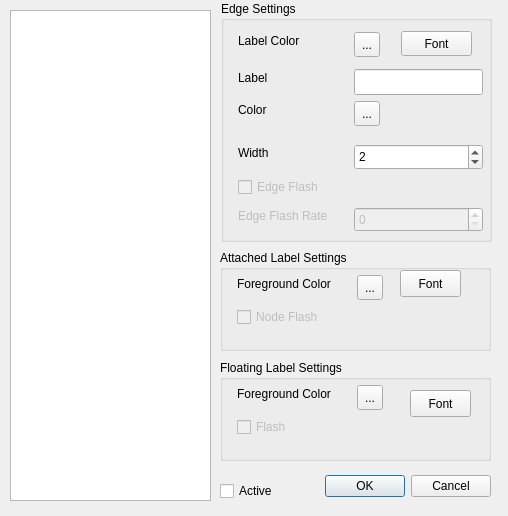
This is src/clients/legacyWatcher/layerConfigurationDialog.ui in glawler/watcher-visualization as Qt 5 draws it before an edit. The edited form follows.
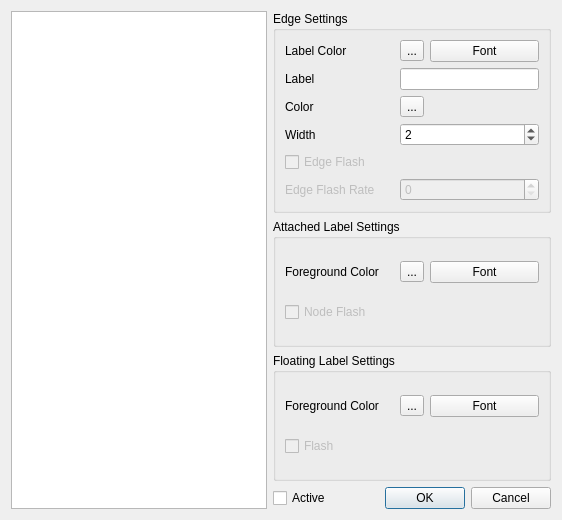
This is the edited form. Icons and pictures are not drawn.

Commit message: handle resizing dialogs better.

What changed in the file:
```diff
--- a/src/clients/legacyWatcher/layerConfigurationDialog.ui
+++ b/src/clients/legacyWatcher/layerConfigurationDialog.ui
@@ -6,8 +6,8 @@
    <rect>
     <x>0</x>
     <y>0</y>
-    <width>508</width>
-    <height>516</height>
+    <width>562</width>
+    <height>520</height>
    </rect>
   </property>
   <property name="sizePolicy">
@@ -23,44 +23,9 @@
    <iconset resource="watcherResources.qrc">
     <normaloff>:/icons/resources/watcher.png</normaloff>:/icons/resources/watcher.png</iconset>
   </property>
-  <widget class="QDialogButtonBox" name="buttonBox">
-   <property name="geometry">
-    <rect>
-     <x>320</x>
-     <y>470</y>
-     <width>171</width>
-     <height>32</height>
-    </rect>
-   </property>
-   <property name="orientation">
-    <enum>Qt::Horizontal</enum>
-   </property>
-   <property name="standardButtons">
-    <set>QDialogButtonBox::Cancel|QDialogButtonBox::Ok</set>
-   </property>
-  </widget>
-  <widget class="QCheckBox" name="layerActiveCheckBox">
-   <property name="geometry">
-    <rect>
-     <x>220</x>
-     <y>480</y>
-     <width>81</width>
-     <height>22</height>
-    </rect>
-   </property>
-   <property name="text">
-    <string>Active</string>
-   </property>
-  </widget>
+  <layout class="QGridLayout" name="gridLayout_3">
+   <item row="0" column="0" rowspan="4">
   <widget class="QListWidget" name="layerListWidget">
-   <property name="geometry">
-    <rect>
-     <x>10</x>
-     <y>10</y>
-     <width>201</width>
-     <height>491</height>
-    </rect>
-   </property>
    <property name="frameShape">
     <enum>QFrame::StyledPanel</enum>
    </property>
@@ -71,40 +36,22 @@
     <bool>false</bool>
    </property>
   </widget>
+   </item>
+   <item row="0" column="1" colspan="2">
   <widget class="QGroupBox" name="edgeGroupBox">
-   <property name="geometry">
-    <rect>
-     <x>221</x>
-     <y>1</y>
-     <width>271</width>
-     <height>241</height>
-    </rect>
-   </property>
    <property name="title">
     <string>Edge Settings</string>
    </property>
+     <layout class="QGridLayout" name="gridLayout_6">
+      <item row="0" column="0">
    <widget class="QLabel" name="edgeLabelColorLabel">
-    <property name="geometry">
-     <rect>
-      <x>17</x>
-      <y>31</y>
-      <width>75</width>
-      <height>17</height>
-     </rect>
-    </property>
     <property name="text">
      <string>Label Color</string>
     </property>
    </widget>
+      </item>
+      <item row="0" column="1">
    <widget class="QToolButton" name="edgeLabelColorButton">
-    <property name="geometry">
-     <rect>
-      <x>133</x>
-      <y>31</y>
-      <width>26</width>
-      <height>25</height>
-     </rect>
-    </property>
     <property name="styleSheet">
      <string notr="true"/>
     </property>
@@ -112,28 +59,40 @@
      <string>...</string>
     </property>
    </widget>
+      </item>
+      <item row="0" column="2">
+       <widget class="QPushButton" name="edgeLabelFontButton">
+        <property name="styleSheet">
+         <string notr="true">font: 10pt &quot;Sans Serif&quot;;</string>
+        </property>
+        <property name="text">
+         <string>Font</string>
+        </property>
+       </widget>
+      </item>
+      <item row="1" column="0">
+       <widget class="QLabel" name="label_3">
+        <property name="text">
+         <string>Label</string>
+        </property>
+       </widget>
+      </item>
+      <item row="1" column="1" colspan="2">
+       <widget class="QLineEdit" name="edgeLabelEditBox">
+        <property name="text">
+         <string/>
+        </property>
+       </widget>
+      </item>
+      <item row="2" column="0">
    <widget class="QLabel" name="edgeColorLabel">
-    <property name="geometry">
-     <rect>
-      <x>17</x>
-      <y>100</y>
-      <width>35</width>
-      <height>17</height>
-     </rect>
-    </property>
     <property name="text">
      <string>Color</string>
     </property>
    </widget>
+      </item>
+      <item row="2" column="1">
    <widget class="QToolButton" name="edgeColorButton">
-    <property name="geometry">
-     <rect>
-      <x>133</x>
-      <y>100</y>
-      <width>26</width>
-      <height>25</height>
-     </rect>
-    </property>
     <property name="styleSheet">
      <string notr="true"/>
     </property>
@@ -141,259 +100,152 @@
      <string>...</string>
     </property>
    </widget>
+      </item>
+      <item row="3" column="0">
+       <widget class="QLabel" name="label_4">
+        <property name="text">
+         <string>Width</string>
+        </property>
+       </widget>
+      </item>
+      <item row="3" column="1" colspan="2">
+       <widget class="QSpinBox" name="edgeWidthSpinBox">
+        <property name="specialValueText">
+         <string/>
+        </property>
+        <property name="value">
+         <number>2</number>
+        </property>
+       </widget>
+      </item>
+      <item row="4" column="0">
    <widget class="QCheckBox" name="edgeFlashingCheckBox">
     <property name="enabled">
      <bool>false</bool>
     </property>
-    <property name="geometry">
-     <rect>
-      <x>17</x>
-      <y>175</y>
-      <width>99</width>
-      <height>22</height>
-     </rect>
-    </property>
     <property name="text">
      <string>Edge Flash</string>
     </property>
    </widget>
-   <widget class="QPushButton" name="edgeLabelFontButton">
-    <property name="geometry">
-     <rect>
-      <x>180</x>
-      <y>30</y>
-      <width>71</width>
-      <height>25</height>
-     </rect>
-    </property>
-    <property name="styleSheet">
-     <string notr="true">font: 10pt &quot;Sans Serif&quot;;</string>
-    </property>
-    <property name="text">
-     <string>Font</string>
-    </property>
-   </widget>
+      </item>
+      <item row="5" column="0">
    <widget class="QLabel" name="label_5">
     <property name="enabled">
      <bool>false</bool>
     </property>
-    <property name="geometry">
-     <rect>
-      <x>17</x>
-      <y>206</y>
-      <width>110</width>
-      <height>17</height>
-     </rect>
-    </property>
     <property name="text">
      <string>Edge Flash Rate</string>
     </property>
    </widget>
+      </item>
+      <item row="5" column="1" colspan="2">
    <widget class="QSpinBox" name="edgeFlashingRateSpinBox">
     <property name="enabled">
      <bool>false</bool>
     </property>
-    <property name="geometry">
-     <rect>
-      <x>133</x>
-      <y>206</y>
-      <width>129</width>
-      <height>25</height>
-     </rect>
-    </property>
-   </widget>
-   <widget class="QSpinBox" name="edgeWidthSpinBox">
-    <property name="geometry">
-     <rect>
-      <x>133</x>
-      <y>143</y>
-      <width>129</width>
-      <height>26</height>
-     </rect>
-    </property>
-    <property name="specialValueText">
-     <string/>
-    </property>
-    <property name="value">
-     <number>2</number>
-    </property>
-   </widget>
-   <widget class="QLabel" name="label_4">
-    <property name="geometry">
-     <rect>
-      <x>17</x>
-      <y>143</y>
-      <width>39</width>
-      <height>17</height>
-     </rect>
-    </property>
-    <property name="text">
-     <string>Width</string>
-    </property>
-   </widget>
-   <widget class="QLineEdit" name="edgeLabelEditBox">
-    <property name="geometry">
-     <rect>
-      <x>133</x>
-      <y>68</y>
-      <width>129</width>
-      <height>26</height>
-     </rect>
-    </property>
-    <property name="text">
-     <string/>
-    </property>
-   </widget>
-   <widget class="QLabel" name="label_3">
-    <property name="geometry">
-     <rect>
-      <x>17</x>
-      <y>68</y>
-      <width>36</width>
-      <height>17</height>
-     </rect>
-    </property>
-    <property name="text">
-     <string>Label</string>
-    </property>
-   </widget>
-  </widget>
+       </widget>
+      </item>
+     </layout>
+    </widget>
+   </item>
+   <item row="1" column="1" colspan="2">
   <widget class="QGroupBox" name="nodeLabelGroupBox">
-   <property name="geometry">
-    <rect>
-     <x>220</x>
-     <y>250</y>
-     <width>271</width>
-     <height>101</height>
-    </rect>
-   </property>
    <property name="title">
     <string>Attached Label Settings</string>
    </property>
+     <layout class="QGridLayout" name="gridLayout_4">
+      <item row="0" column="0">
    <widget class="QLabel" name="label_2">
-    <property name="geometry">
-     <rect>
-      <x>17</x>
-      <y>25</y>
-      <width>114</width>
-      <height>17</height>
-     </rect>
-    </property>
     <property name="text">
      <string>Foreground Color</string>
     </property>
    </widget>
+      </item>
+      <item row="0" column="1">
+       <widget class="QToolButton" name="nodeLabelColorButton">
+        <property name="text">
+         <string>...</string>
+        </property>
+       </widget>
+      </item>
+      <item row="0" column="2">
+       <widget class="QPushButton" name="nodeLabelFontButton">
+        <property name="text">
+         <string>Font</string>
+        </property>
+       </widget>
+      </item>
+      <item row="1" column="0">
    <widget class="QCheckBox" name="edgeFlashingCheckBox_2">
     <property name="enabled">
      <bool>false</bool>
     </property>
-    <property name="geometry">
-     <rect>
-      <x>17</x>
-      <y>56</y>
-      <width>100</width>
-      <height>22</height>
-     </rect>
-    </property>
     <property name="text">
      <string>Node Flash</string>
     </property>
    </widget>
-   <widget class="QPushButton" name="nodeLabelFontButton">
-    <property name="geometry">
-     <rect>
-      <x>180</x>
-      <y>20</y>
-      <width>61</width>
-      <height>27</height>
-     </rect>
-    </property>
-    <property name="text">
-     <string>Font</string>
-    </property>
-   </widget>
-   <widget class="QToolButton" name="nodeLabelColorButton">
-    <property name="geometry">
-     <rect>
-      <x>137</x>
-      <y>25</y>
-      <width>26</width>
-      <height>25</height>
-     </rect>
-    </property>
-    <property name="text">
-     <string>...</string>
-    </property>
-   </widget>
-  </widget>
+      </item>
+     </layout>
+    </widget>
+   </item>
+   <item row="2" column="1" colspan="2">
   <widget class="QGroupBox" name="floatingLabelGroupBox">
-   <property name="geometry">
-    <rect>
-     <x>220</x>
-     <y>360</y>
-     <width>271</width>
-     <height>101</height>
-    </rect>
-   </property>
    <property name="title">
     <string>Floating Label Settings</string>
    </property>
+     <layout class="QGridLayout" name="gridLayout_5">
+      <item row="0" column="0">
    <widget class="QLabel" name="label">
-    <property name="geometry">
-     <rect>
-      <x>17</x>
-      <y>25</y>
-      <width>114</width>
-      <height>17</height>
-     </rect>
-    </property>
     <property name="text">
      <string>Foreground Color</string>
     </property>
    </widget>
+      </item>
+      <item row="0" column="1">
    <widget class="QToolButton" name="floatingLabelColorButton">
-    <property name="geometry">
-     <rect>
-      <x>137</x>
-      <y>25</y>
-      <width>26</width>
-      <height>25</height>
-     </rect>
-    </property>
     <property name="text">
      <string>...</string>
     </property>
    </widget>
+      </item>
+      <item row="0" column="2">
+       <widget class="QPushButton" name="floatingLabelFontButton">
+        <property name="text">
+         <string>Font</string>
+        </property>
+       </widget>
+      </item>
+      <item row="1" column="0">
    <widget class="QCheckBox" name="edgeFlashingCheckBox_3">
     <property name="enabled">
      <bool>false</bool>
     </property>
-    <property name="geometry">
-     <rect>
-      <x>17</x>
-      <y>56</y>
-      <width>61</width>
-      <height>22</height>
-     </rect>
-    </property>
     <property name="text">
      <string>Flash</string>
     </property>
    </widget>
-   <widget class="QPushButton" name="floatingLabelFontButton">
-    <property name="geometry">
-     <rect>
-      <x>190</x>
-      <y>30</y>
-      <width>61</width>
-      <height>27</height>
-     </rect>
-    </property>
+      </item>
+     </layout>
+    </widget>
+   </item>
+   <item row="3" column="1">
+    <widget class="QCheckBox" name="layerActiveCheckBox">
     <property name="text">
-     <string>Font</string>
-    </property>
-   </widget>
-  </widget>
+      <string>Active</string>
+     </property>
+    </widget>
+   </item>
+   <item row="3" column="2">
+    <widget class="QDialogButtonBox" name="buttonBox">
+     <property name="orientation">
+      <enum>Qt::Horizontal</enum>
+     </property>
+     <property name="standardButtons">
+      <set>QDialogButtonBox::Cancel|QDialogButtonBox::Ok</set>
+     </property>
+    </widget>
+   </item>
+  </layout>
  </widget>
  <resources>
   <include location="watcherResources.qrc"/>
```
Lines whose indentation alone changed are shown as unchanged. The commit also changes 1 other file.
